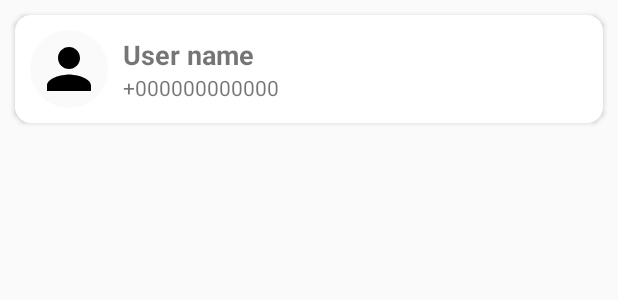
After one commit to ngthanhtri/63131548-CuoiKiAndroidProgramming, an Android app: the layout search_user_recycler_row.xml on its own in the app's theme, with its tools: preview values and no code run, on a phone screen of 412 x 824 dp. The commit adds this screen. Shown: the top 300 px of the screen. Run offline under Robolectric (Android 15) with nearby library versions, the phone set to English and light mode, and no system bars.

Commit message:
thực hiện backend khi người dùng tìm kiếm tên username  và dùng recyclerview để hiện thị kết quả tìm kiếm

```diff
--- a/Chat App/app/build.gradle.kts
+++ b/Chat App/app/build.gradle.kts
@@ -43,5 +43,7 @@
 
     implementation(platform("com.google.firebase:firebase-bom:33.0.0"))
     implementation("com.google.firebase:firebase-auth")
+    implementation ("com.firebaseui:firebase-ui-firestore:8.0.2")
+
 
 }
--- a/Chat App/app/src/main/java/thanhtri63131548/ntuedu/chatapp/DangNhapUsername.java
+++ b/Chat App/app/src/main/java/thanhtri63131548/ntuedu/chatapp/DangNhapUsername.java
@@ -58,7 +58,7 @@
         if(userModel!=null){
             userModel.setUsername(username);
         }else{
-            userModel = new UserModel(phoneNumber,username, Timestamp.now());
+            userModel = new UserModel(phoneNumber,username, Timestamp.now(),FirebaseUtil.userIDhientai());
         }
 
         FirebaseUtil.thongtinUserhientai().set(userModel).addOnCompleteListener(new OnCompleteListener<Void>() {
--- a/Chat App/app/src/main/java/thanhtri63131548/ntuedu/chatapp/utils/FirebaseUtil.java
+++ b/Chat App/app/src/main/java/thanhtri63131548/ntuedu/chatapp/utils/FirebaseUtil.java
@@ -1,6 +1,7 @@
 package thanhtri63131548.ntuedu.chatapp.utils;
 
 import com.google.firebase.auth.FirebaseAuth;
+import com.google.firebase.firestore.CollectionReference;
 import com.google.firebase.firestore.DocumentReference;
 import com.google.firebase.firestore.FirebaseFirestore;
 
@@ -20,4 +21,8 @@
         return FirebaseFirestore.getInstance().collection("users").document(userIDhientai());
     }
 
+    public static CollectionReference allUserCollectionReference(){
+        return FirebaseFirestore.getInstance().collection("users");
+    }
+
 }
--- /dev/null
+++ b/Chat App/app/src/main/res/layout/profile_pic_view.xml
@@ -0,0 +1,18 @@
+<?xml version="1.0" encoding="utf-8"?>
+<RelativeLayout xmlns:android="http://schemas.android.com/apk/res/android"
+    android:layout_width="wrap_content"
+    android:layout_height="wrap_content"
+    xmlns:app="http://schemas.android.com/apk/res-auto">
+
+    <ImageView
+        android:layout_width="52dp"
+        android:layout_height="52dp"
+        android:background="@drawable/botron_bg"
+        android:src="@drawable/person_icon"
+        android:padding="4dp"
+        android:backgroundTint="@color/off_white"
+        android:layout_centerInParent="true"
+        android:id="@+id/profile_pic_image_view"
+        />
+
+</RelativeLayout>
--- /dev/null
+++ b/Chat App/app/src/main/res/layout/search_user_recycler_row.xml
@@ -0,0 +1,36 @@
+<?xml version="1.0" encoding="utf-8"?>
+<LinearLayout xmlns:android="http://schemas.android.com/apk/res/android"
+    android:layout_width="match_parent"
+    android:layout_height="wrap_content"
+    android:background="@drawable/botron_text"
+    android:layout_margin="10dp"
+    android:elevation="2dp">
+
+    <include layout="@layout/profile_pic_view"
+        android:layout_width="52dp"
+        android:layout_height="52dp"
+        android:layout_gravity="center"
+        android:layout_margin="10dp"
+        />
+
+    <LinearLayout
+        android:layout_width="match_parent"
+        android:layout_height="wrap_content"
+        android:orientation="vertical"
+        android:layout_gravity="center">
+        <TextView
+            android:layout_width="wrap_content"
+            android:layout_height="wrap_content"
+            android:text="User name"
+            android:textSize="18sp"
+            android:textStyle="bold"
+            android:id="@+id/user_name_text"/>
+        <TextView
+            android:layout_width="wrap_content"
+            android:layout_height="wrap_content"
+            android:text="+000000000000"
+            android:id="@+id/phone_text"/>
+
+    </LinearLayout>
+
+</LinearLayout>
```
Also changed, not shown: Chat App/app/src/main/java/thanhtri63131548/ntuedu/chatapp/SearchUserActivity.java (+45 -1 lines), Chat App/app/src/main/java/thanhtri63131548/ntuedu/chatapp/adapter/SearchUserRecyclerAdapter.java (added, +59 -0 lines), Chat App/app/src/main/java/thanhtri63131548/ntuedu/chatapp/model/UserModel.java (+10 -1 lines).
